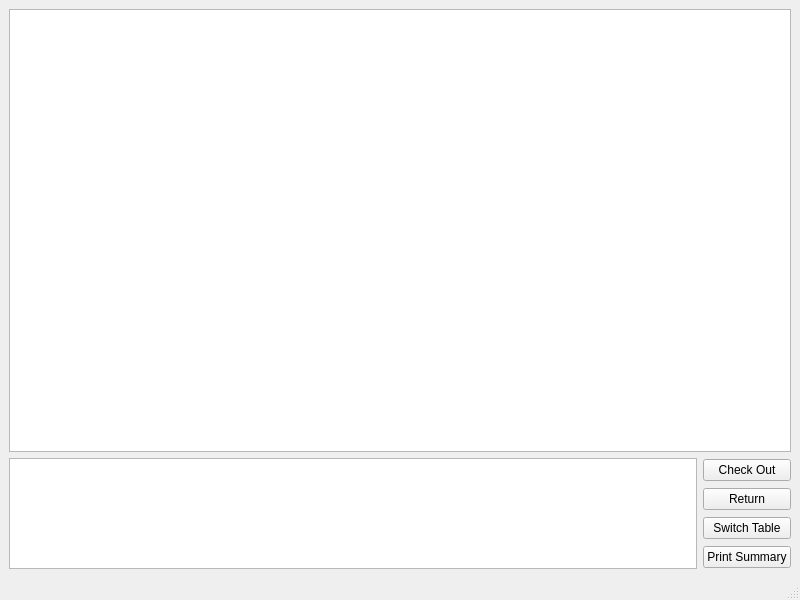
Old version of the form mainwindow.ui in the repository cihansenyuz/library_system.
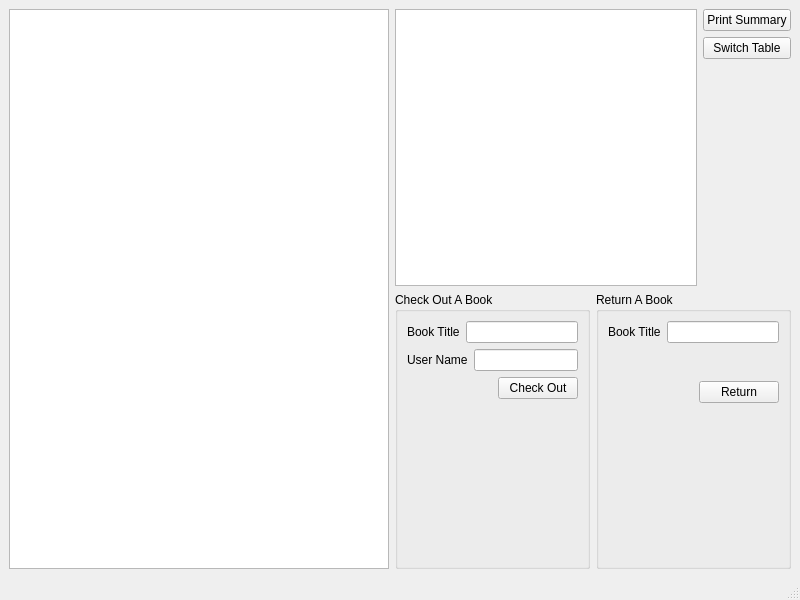
New version of the form.

```diff
--- a/mainwindow.ui
+++ b/mainwindow.ui
@@ -31,7 +31,7 @@
    </property>
    <layout class="QHBoxLayout" name="horizontalLayout_2">
     <item>
-     <layout class="QVBoxLayout" name="verticalLayout_2" stretch="4,1">
+     <layout class="QHBoxLayout" name="horizontalLayout_5" stretch="0,0">
       <item>
        <widget class="QTableWidget" name="bookTableWidget">
         <property name="sizePolicy">
@@ -43,38 +43,198 @@
        </widget>
       </item>
       <item>
-       <layout class="QHBoxLayout" name="horizontalLayout">
+       <layout class="QVBoxLayout" name="verticalLayout_2">
         <item>
-         <widget class="QTextBrowser" name="infoTextBrowser"/>
+         <layout class="QHBoxLayout" name="horizontalLayout">
+          <item>
+           <widget class="QTextBrowser" name="infoTextBrowser"/>
+          </item>
+          <item>
+           <layout class="QVBoxLayout" name="verticalLayout">
+            <item>
+             <widget class="QPushButton" name="summaryButton">
+              <property name="text">
+               <string>Print Summary</string>
+              </property>
+             </widget>
+            </item>
+            <item>
+             <widget class="QPushButton" name="switchButton">
+              <property name="text">
+               <string>Switch Table</string>
+              </property>
+             </widget>
+            </item>
+            <item>
+             <spacer name="verticalSpacer">
+              <property name="orientation">
+               <enum>Qt::Vertical</enum>
+              </property>
+              <property name="sizeHint" stdset="0">
+               <size>
+                <width>20</width>
+                <height>40</height>
+               </size>
+              </property>
+             </spacer>
+            </item>
+           </layout>
+          </item>
+         </layout>
         </item>
         <item>
-         <layout class="QVBoxLayout" name="verticalLayout">
+         <layout class="QHBoxLayout" name="horizontalLayout_3" stretch="1,1">
           <item>
-           <widget class="QPushButton" name="checkOutButton">
-            <property name="text">
-             <string>Check Out</string>
+           <widget class="QGroupBox" name="checkOutGroupBox">
+            <property name="title">
+             <string>Check Out A Book</string>
             </property>
+            <layout class="QVBoxLayout" name="verticalLayout_3">
+             <item>
+              <layout class="QHBoxLayout" name="horizontalLayout_7">
+               <item>
+                <widget class="QLabel" name="label_2">
+                 <property name="text">
+                  <string>Book Title</string>
+                 </property>
+                </widget>
+               </item>
+               <item>
+                <widget class="QLineEdit" name="lineEdit_2"/>
+               </item>
+              </layout>
+             </item>
+             <item>
+              <layout class="QHBoxLayout" name="horizontalLayout_6">
+               <item>
+                <widget class="QLabel" name="label">
+                 <property name="text">
+                  <string>User Name</string>
+                 </property>
+                </widget>
+               </item>
+               <item>
+                <widget class="QLineEdit" name="lineEdit"/>
+               </item>
+              </layout>
+             </item>
+             <item>
+              <layout class="QHBoxLayout" name="horizontalLayout_4">
+               <item>
+                <spacer name="horizontalSpacer">
+                 <property name="orientation">
+                  <enum>Qt::Horizontal</enum>
+                 </property>
+                 <property name="sizeHint" stdset="0">
+                  <size>
+                   <width>40</width>
+                   <height>20</height>
+                  </size>
+                 </property>
+                </spacer>
+               </item>
+               <item>
+                <widget class="QPushButton" name="checkOutButton">
+                 <property name="text">
+                  <string>Check Out</string>
+                 </property>
+                </widget>
+               </item>
+              </layout>
+             </item>
+             <item>
+              <spacer name="verticalSpacer_3">
+               <property name="orientation">
+                <enum>Qt::Vertical</enum>
+               </property>
+               <property name="sizeHint" stdset="0">
+                <size>
+                 <width>20</width>
+                 <height>40</height>
+                </size>
+               </property>
+              </spacer>
+             </item>
+            </layout>
            </widget>
           </item>
           <item>
-           <widget class="QPushButton" name="returnButton">
-            <property name="text">
-             <string>Return</string>
+           <widget class="QGroupBox" name="returnGroupBox">
+            <property name="title">
+             <string>Return A Book</string>
             </property>
-           </widget>
-          </item>
-          <item>
-           <widget class="QPushButton" name="switchButton">
-            <property name="text">
-             <string>Switch Table</string>
-            </property>
-           </widget>
-          </item>
-          <item>
-           <widget class="QPushButton" name="summaryButton">
-            <property name="text">
-             <string>Print Summary</string>
-            </property>
+            <layout class="QVBoxLayout" name="verticalLayout_4">
+             <item>
+              <layout class="QHBoxLayout" name="horizontalLayout_9">
+               <item>
+                <widget class="QLabel" name="label_3">
+                 <property name="text">
+                  <string>Book Title</string>
+                 </property>
+                </widget>
+               </item>
+               <item>
+                <widget class="QLineEdit" name="lineEdit_3"/>
+               </item>
+              </layout>
+             </item>
+             <item>
+              <widget class="QLabel" name="label_4">
+               <property name="minimumSize">
+                <size>
+                 <width>0</width>
+                 <height>26</height>
+                </size>
+               </property>
+               <property name="baseSize">
+                <size>
+                 <width>0</width>
+                 <height>0</height>
+                </size>
+               </property>
+               <property name="text">
+                <string/>
+               </property>
+              </widget>
+             </item>
+             <item>
+              <layout class="QHBoxLayout" name="horizontalLayout_8">
+               <item>
+                <spacer name="horizontalSpacer_2">
+                 <property name="orientation">
+                  <enum>Qt::Horizontal</enum>
+                 </property>
+                 <property name="sizeHint" stdset="0">
+                  <size>
+                   <width>40</width>
+                   <height>20</height>
+                  </size>
+                 </property>
+                </spacer>
+               </item>
+               <item>
+                <widget class="QPushButton" name="returnButton">
+                 <property name="text">
+                  <string>Return</string>
+                 </property>
+                </widget>
+               </item>
+              </layout>
+             </item>
+             <item>
+              <spacer name="verticalSpacer_2">
+               <property name="orientation">
+                <enum>Qt::Vertical</enum>
+               </property>
+               <property name="sizeHint" stdset="0">
+                <size>
+                 <width>20</width>
+                 <height>40</height>
+                </size>
+               </property>
+              </spacer>
+             </item>
+            </layout>
            </widget>
           </item>
          </layout>
```
